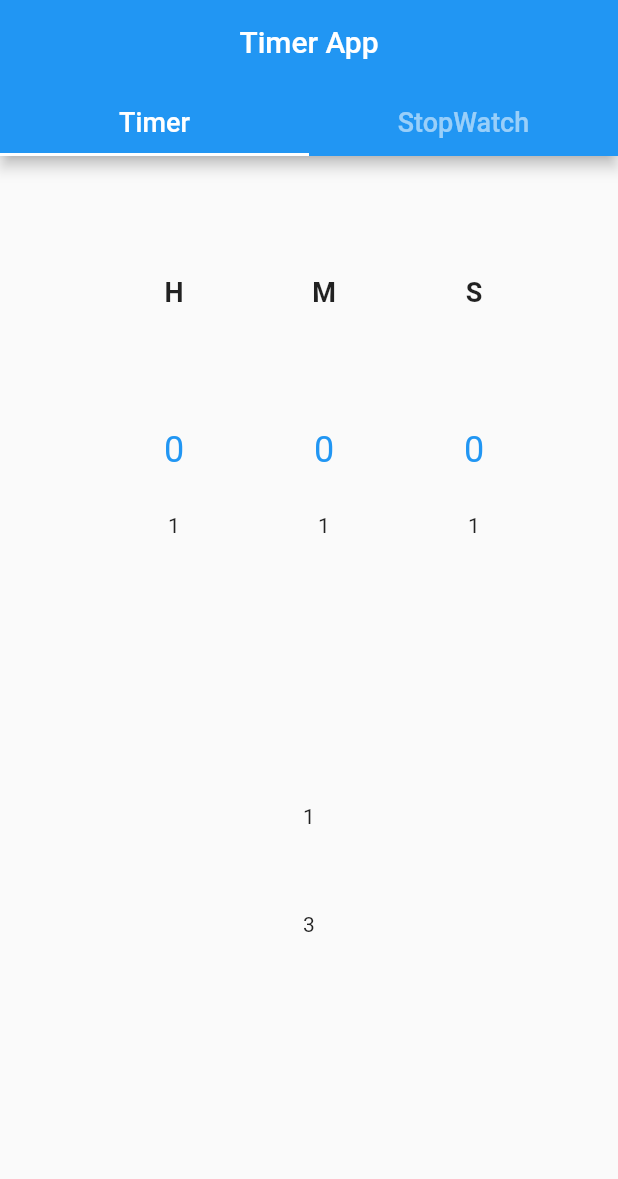
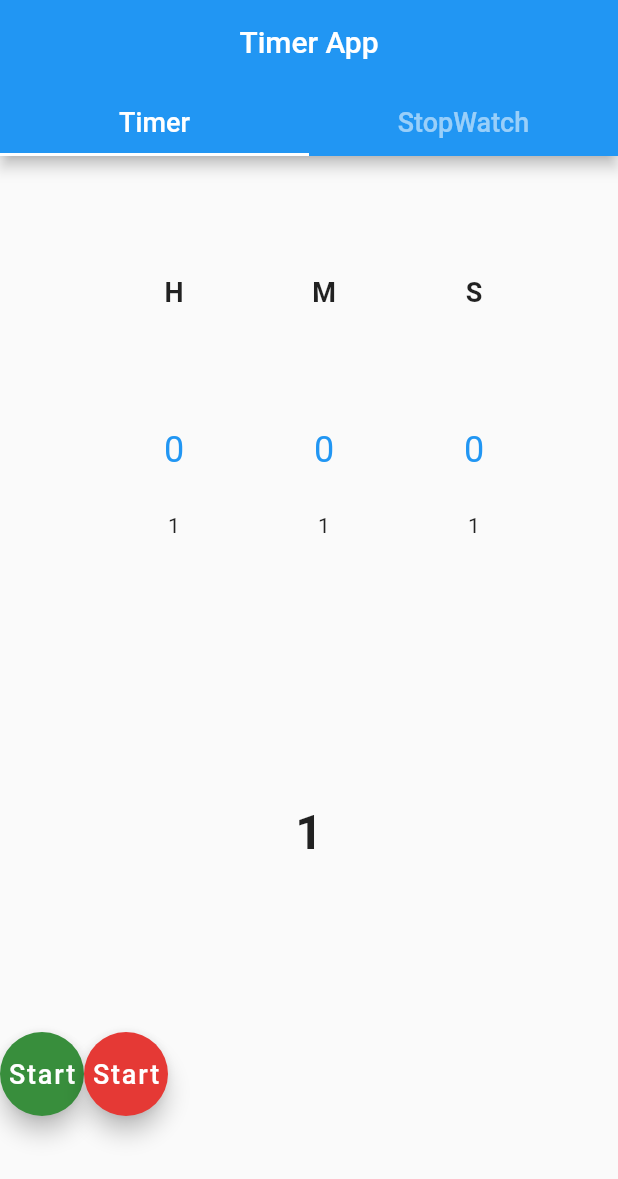
Before and after one commit to KhurramSaeed700/ten_flutter_app, a Flutter app: the screen it shows after launch, on a phone screen of 412 x 824 dp. Shown: the top 1179 px of the screen. Run offline on Flutter 3.47's test engine with Material 2 defaults, Android fonts, the phone set to English and light mode, and no system bars; drawn by our look-alikes of numberpicker; our stand-ins replace percent_indicator.

Commit message:
slight addition didn't get to do much.

```diff
--- a/lib/count_down_timer/timerStopwatch03.dart
+++ b/lib/count_down_timer/timerStopwatch03.dart
@@ -1,11 +1,13 @@
 import 'package:flutter/material.dart';
 import 'package:numberpicker/numberpicker.dart';
 
+// ignore: camel_case_types
 class timerStopwatch extends StatefulWidget {
   @override
   _timerStopwatchState createState() => _timerStopwatchState();
 }
 
+// ignore: camel_case_types
 class _timerStopwatchState extends State<timerStopwatch>
     with TickerProviderStateMixin {
   int hour = 0;
@@ -113,11 +115,40 @@ class _timerStopwatchState extends State<timerStopwatch>
           ),
           Expanded(
             flex: 1,
-            child: Text('1'),
+            child: Text(
+              '1',
+              style: TextStyle(
+                fontSize: 32,
+                fontWeight: FontWeight.bold,
+              ),
+            ),
           ),
           Expanded(
             flex: 3,
-            child: Text('3'),
+            child: Row(
+              children: <Widget>[
+                FloatingActionButton(
+                  backgroundColor: Colors.green[700],
+                  onPressed: (){},
+                  child: Text(
+                    'Start',
+                    style: TextStyle(
+                      fontSize: 18,
+                    ),
+                  ),
+                ),
+                FloatingActionButton(
+                  backgroundColor: Colors.red[600],
+                  onPressed: (){},
+                  child: Text(
+                    'Start',
+                    style: TextStyle(
+                      fontSize: 18,
+                    ),
+                  ),
+                ),
+              ],
+            )
           ),
         ],
       ),
```
